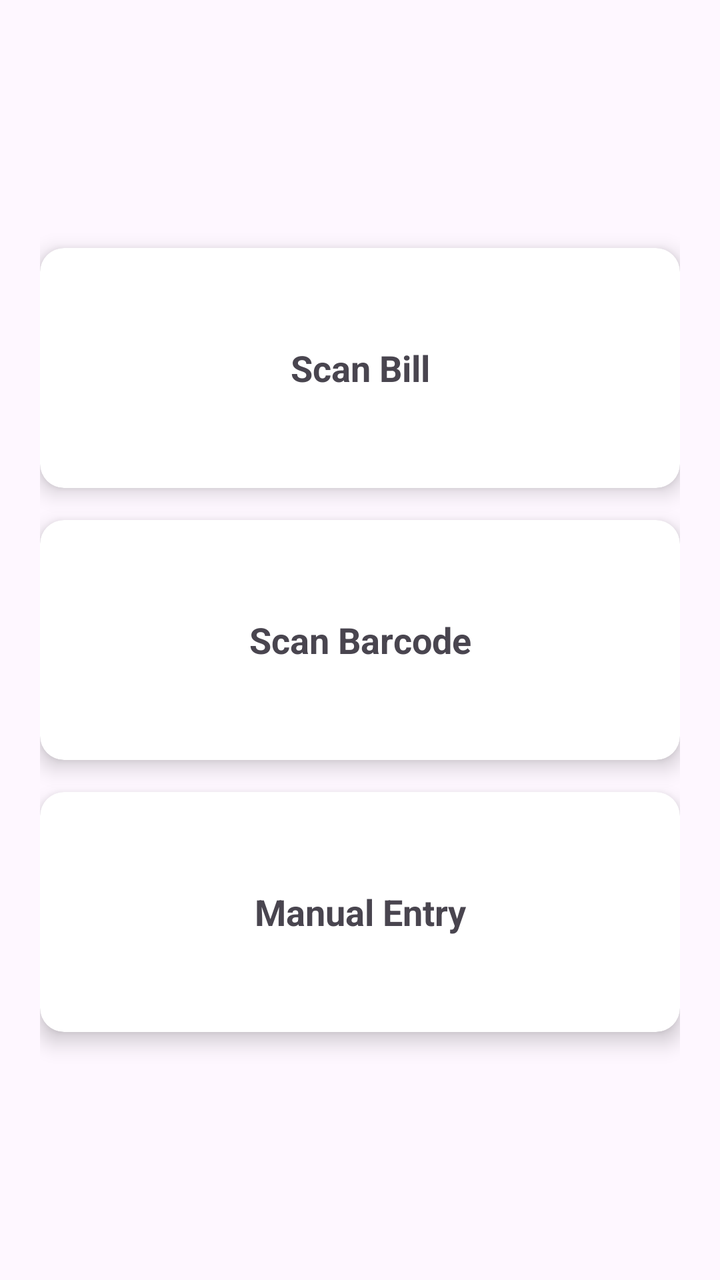
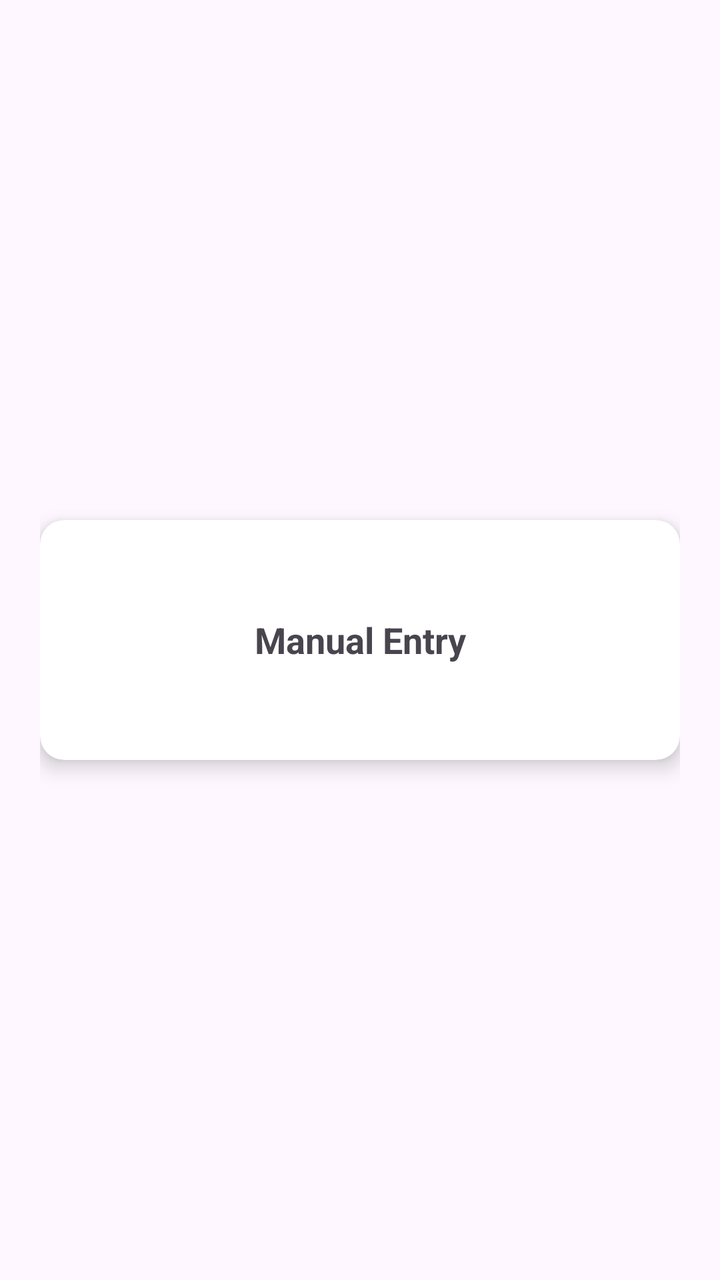

The first picture is an Android layout as it rendered before a commit; the second is the same layout after the commit. The layout source and the unified diff follow.
<!-- AndroidManifest.xml: application theme Theme.PantryPal -->
<!-- res/layout/activity_add_item_options.xml -->
<?xml version="1.0" encoding="utf-8"?>
<LinearLayout
    xmlns:android="http://schemas.android.com/apk/res/android"
    xmlns:app="http://schemas.android.com/apk/res-auto"
    android:orientation="vertical"
    android:padding="20dp"
    android:gravity="center"
    android:layout_width="match_parent"
    android:layout_height="match_parent">

    
    <androidx.cardview.widget.CardView
        android:id="@+id/scanBill"
        android:layout_width="match_parent"
        android:layout_height="120dp"
        android:layout_marginBottom="16dp"
        app:cardCornerRadius="12dp"
        app:cardElevation="6dp">

        <TextView
            android:layout_width="match_parent"
            android:layout_height="match_parent"
            android:text="@string/scan_bill"
            android:textSize="18sp"
            android:textStyle="bold"
            android:gravity="center"/>
    </androidx.cardview.widget.CardView>

    
    <androidx.cardview.widget.CardView
        android:id="@+id/scanBarcode"
        android:layout_width="match_parent"
        android:layout_height="120dp"
        android:layout_marginBottom="16dp"
        app:cardCornerRadius="12dp"
        app:cardElevation="6dp">

        <TextView
            android:layout_width="match_parent"
            android:layout_height="match_parent"
            android:text="@string/scan_barcode"
            android:textSize="18sp"
            android:textStyle="bold"
            android:gravity="center"/>
    </androidx.cardview.widget.CardView>

    
    <androidx.cardview.widget.CardView
        android:id="@+id/manualEntry"
        android:layout_width="match_parent"
        android:layout_height="120dp"
        app:cardCornerRadius="12dp"
        app:cardElevation="6dp">

        <TextView
            android:layout_width="match_parent"
            android:layout_height="match_parent"
            android:text="@string/manual_entry"
            android:textSize="18sp"
            android:textStyle="bold"
            android:gravity="center"/>
    </androidx.cardview.widget.CardView>

</LinearLayout>
<!-- resources referenced by this layout -->
<resources>
  <string name="manual_entry">Manual Entry</string>
  <string name="scan_barcode">Scan Barcode</string>
  <string name="scan_bill">Scan Bill</string>
  <style name="Theme.PantryPal" parent="Theme.Material3.DayNight.NoActionBar">
          <item name="colorPrimary">@color/pp_primary</item>
          <item name="colorPrimaryContainer">@color/pp_primary_dark</item>
          <item name="colorOnPrimary">@color/white</item>
  
          
          <item name="android:statusBarColor">@color/pp_primary_dark</item>
          <item name="android:navigationBarColor">@color/pp_bg</item>
      </style>
  <color name="pp_primary">#7C3AED</color>
  <color name="pp_primary_dark">#5B21B6</color>
  <color name="white">#FFFFFFFF</color>
  <color name="pp_bg">#FFFFFF</color>
</resources>

<!-- the commit's change to res/layout/activity_add_item_options.xml (unified diff, before → after) -->
@@ -7,42 +7,6 @@
     android:gravity="center"
     android:layout_width="match_parent"
     android:layout_height="match_parent">
-
-    
-    <androidx.cardview.widget.CardView
-        android:id="@+id/scanBill"
-        android:layout_width="match_parent"
-        android:layout_height="120dp"
-        android:layout_marginBottom="16dp"
-        app:cardCornerRadius="12dp"
-        app:cardElevation="6dp">
-
-        <TextView
-            android:layout_width="match_parent"
-            android:layout_height="match_parent"
-            android:text="@string/scan_bill"
-            android:textSize="18sp"
-            android:textStyle="bold"
-            android:gravity="center"/>
-    </androidx.cardview.widget.CardView>
-
-    
-    <androidx.cardview.widget.CardView
-        android:id="@+id/scanBarcode"
-        android:layout_width="match_parent"
-        android:layout_height="120dp"
-        android:layout_marginBottom="16dp"
-        app:cardCornerRadius="12dp"
-        app:cardElevation="6dp">
-
-        <TextView
-            android:layout_width="match_parent"
-            android:layout_height="match_parent"
-            android:text="@string/scan_barcode"
-            android:textSize="18sp"
-            android:textStyle="bold"
-            android:gravity="center"/>
-    </androidx.cardview.widget.CardView>
 
     
     <androidx.cardview.widget.CardView
<!-- resource entries referenced after the edit -->
@@ -1,8 +1,6 @@
 <!-- resources referenced by this layout -->
 <resources>
   <string name="manual_entry">Manual Entry</string>
-  <string name="scan_barcode">Scan Barcode</string>
-  <string name="scan_bill">Scan Bill</string>
   <style name="Theme.PantryPal" parent="Theme.Material3.DayNight.NoActionBar">
           <item name="colorPrimary">@color/pp_primary</item>
           <item name="colorPrimaryContainer">@color/pp_primary_dark</item>
